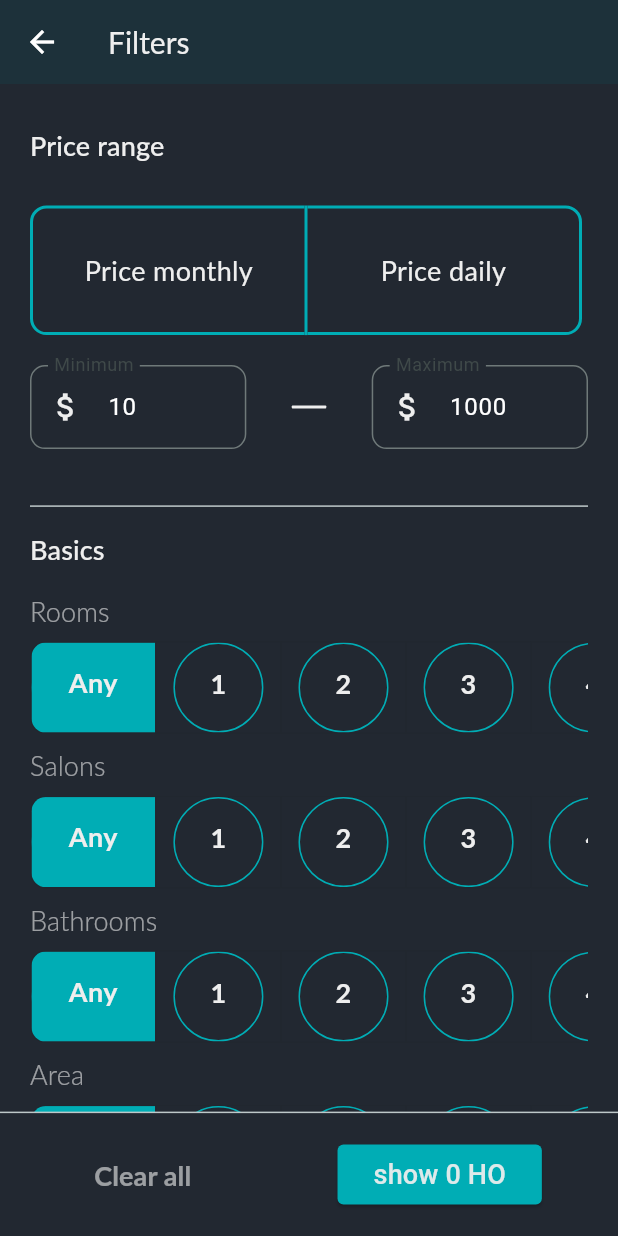
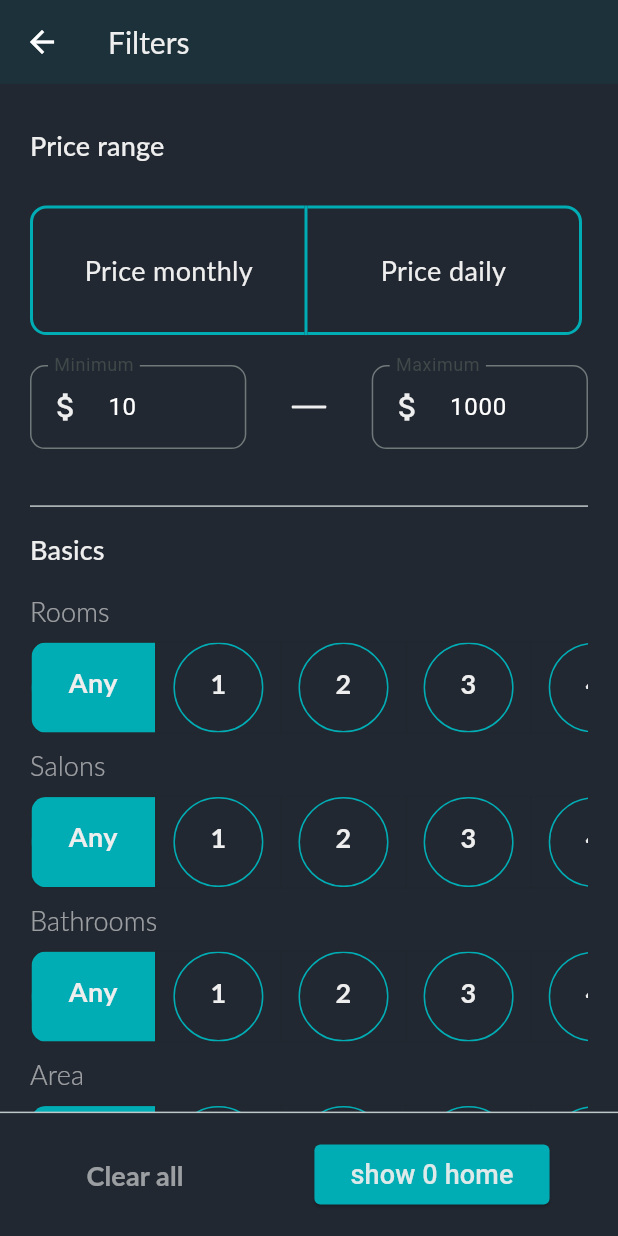
Before and after one commit to numa-alset/homey, a Flutter app: the Filters screen opened by its route, on a phone screen of 412 x 824 dp. Run offline on Flutter 3.47's test engine with Material 3 defaults, Android fonts, the phone set to English and light mode, and no system bars; our stand-ins replace another_flushbar, carousel_slider, dio, flutter_map, image_picker, latlong2 and 3 more; missing offline and left inert: cool_stepper_reloaded, flutter_custom_carousel_slider, location_picker_flutter_map, navigation_with_mapbox, ripple_button; accounts and stored records are empty; Roboto replaces fonts that are missing (Lato).

```diff
--- a/lib/screens/filters.dart
+++ b/lib/screens/filters.dart
@@ -67,7 +67,9 @@ class _FiltersState extends State<Filters> {
                   provider.doFilteredPlaces();
                   Navigator.of(context).pop();
                 } ,
-                    child: Text('show $numOfPlaces ${provider.type}',style: TextStyle(fontSize: 18),),
+                    child: Text('show $numOfPlaces ${
+                        provider.type=='HO'?'home':provider.type=='SH'?'shop':provider.type=='LO'?'loung':provider.type=='RO'?'room':provider.type=='CH'?'chalet':provider.type=='VI'?'villa':provider.type=='FA'?'farm':'place'
+                    }',style: TextStyle(fontSize: 18),),
                 style: ButtonStyle(shape: MaterialStatePropertyAll(RoundedRectangleBorder(borderRadius: BorderRadius.circular(4))),
                 backgroundColor: MaterialStatePropertyAll(Color.fromRGBO(0, 173, 181, 1)),
                   foregroundColor: MaterialStatePropertyAll(Color(0xEEEEEEEE))
@@ -93,12 +95,12 @@ class _FiltersState extends State<Filters> {
 
             Padding(padding: const EdgeInsets.only(bottom: 20), child: Text('Basics', style: hardStyle),),
 
-            (type=='room'||type=='shop'||type=='lounge')?SizedBox():Padding(padding: const EdgeInsets.symmetric(vertical: 20), child: Text('Rooms', style: liteStyle),),
-            (type=='room'||type=='shop'||type=='lounge')?SizedBox():ToggleButtonNumbers(context, 'Rooms'),
-            (type=='room'||type=='shop'||type=='lounge')?SizedBox():Padding(padding: const EdgeInsets.symmetric(vertical: 20), child: Text('Salons', style: liteStyle),),
-            (type=='room'||type=='shop'||type=='lounge')?SizedBox():ToggleButtonNumbersBeds(context, 'Salons'),
-            (type!='room')?SizedBox():Padding(padding: const EdgeInsets.symmetric(vertical: 20), child: Text('Beds', style: liteStyle),),
-            (type!='room')?SizedBox():ToggleButtonNumbersSalons(context, 'Beds'),
+            (type=='RO'||type=='SH'||type=='LO')?SizedBox():Padding(padding: const EdgeInsets.symmetric(vertical: 20), child: Text('Rooms', style: liteStyle),),
+            (type=='RO'||type=='SH'||type=='LO')?SizedBox():ToggleButtonNumbers(context, 'Rooms'),
+            (type=='RO'||type=='SH'||type=='LO')?SizedBox():Padding(padding: const EdgeInsets.symmetric(vertical: 20), child: Text('Salons', style: liteStyle),),
+            (type=='RO'||type=='SH'||type=='LO')?SizedBox():ToggleButtonNumbersBeds(context, 'Salons'),
+            (type!='RO')?SizedBox():Padding(padding: const EdgeInsets.symmetric(vertical: 20), child: Text('Beds', style: liteStyle),),
+            (type!='RO')?SizedBox():ToggleButtonNumbersSalons(context, 'Beds'),
             Padding(padding: const EdgeInsets.symmetric(vertical: 20), child: Text('Bathrooms', style:liteStyle),),
             ToggleButtonNumbersBaths(context, 'baths'),
             Padding(padding: const EdgeInsets.symmetric(vertical: 20), child: Text('Area', style:liteStyle),),
@@ -113,9 +115,9 @@ class _FiltersState extends State<Filters> {
 
             Row(mainAxisAlignment: MainAxisAlignment.spaceBetween, children: [Text('Wifi', style: aminitiStyle), Checkbox(value: provider.wifi, onChanged: (value) => provider.setwifi=value!,),],),
             Row(mainAxisAlignment: MainAxisAlignment.spaceBetween, children: [Text('Solar Power', style: aminitiStyle), Checkbox(value: provider.solarPower, onChanged: (value) => provider.setsolar=value!,),],),
-            (type=='room'||type=='villa'||type=='chalet'||type=='farm'||type=='lounge')?SizedBox():Row(mainAxisAlignment: MainAxisAlignment.spaceBetween, children: [Text('Parking', style: aminitiStyle),Checkbox(value: provider.Parking, onChanged: (value) => provider.setparking=value!,),],),
-            (type=='room'||type=='shop'||type=='lounge')?SizedBox():Row(mainAxisAlignment: MainAxisAlignment.spaceBetween, children: [Text('Swimming pool', style: aminitiStyle), Checkbox(value: provider.swimmingPool, onChanged: (value) => provider.setswim=value!,),],),
-            (type=='room'||type=='villa'||type=='chalet')?SizedBox():Row(mainAxisAlignment: MainAxisAlignment.spaceBetween, children: [Text('Garden', style: aminitiStyle), Checkbox(value: provider.garden, onChanged: (value) => provider.setgarden=value!,),],),
+            (type=='RO'||type=='VI'||type=='CH'||type=='FA'||type=='LO')?SizedBox():Row(mainAxisAlignment: MainAxisAlignment.spaceBetween, children: [Text('Parking', style: aminitiStyle),Checkbox(value: provider.Parking, onChanged: (value) => provider.setparking=value!,),],),
+            (type=='RO'||type=='SH'||type=='LO')?SizedBox():Row(mainAxisAlignment: MainAxisAlignment.spaceBetween, children: [Text('Swimming pool', style: aminitiStyle), Checkbox(value: provider.swimmingPool, onChanged: (value) => provider.setswim=value!,),],),
+            (type=='RO'||type=='VI'||type=='CH')?SizedBox():Row(mainAxisAlignment: MainAxisAlignment.spaceBetween, children: [Text('Garden', style: aminitiStyle), Checkbox(value: provider.garden, onChanged: (value) => provider.setgarden=value!,),],),
             Row(mainAxisAlignment: MainAxisAlignment.spaceBetween, children: [Text('Furnished', style: aminitiStyle), Checkbox(value: provider.furnished, onChanged: (value) => provider.setfurnished=value!,),],),
             Row(mainAxisAlignment: MainAxisAlignment.spaceBetween, children: [Text('Elevator', style: aminitiStyle,), Checkbox(value: provider.elevator, onChanged: (value) => provider.setelevator=value!,),],),
 
```
Also changed, not shown: lib/provider/auth.dart (+73 -14 lines), lib/provider/favorite.dart (+8 -4 lines), lib/screens/personal_info.dart (+39 -32 lines).
